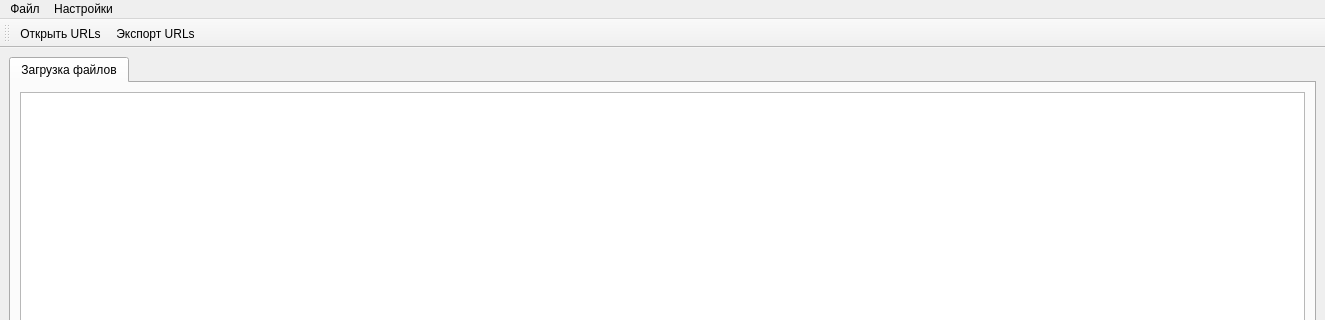
Above: mainwindow.ui from knvmbox/file-uploader before the change; both pictures show x 0 to 1325 and y 0 to 320 of the 1325 by 850 pixel window. Below: the same form after it.
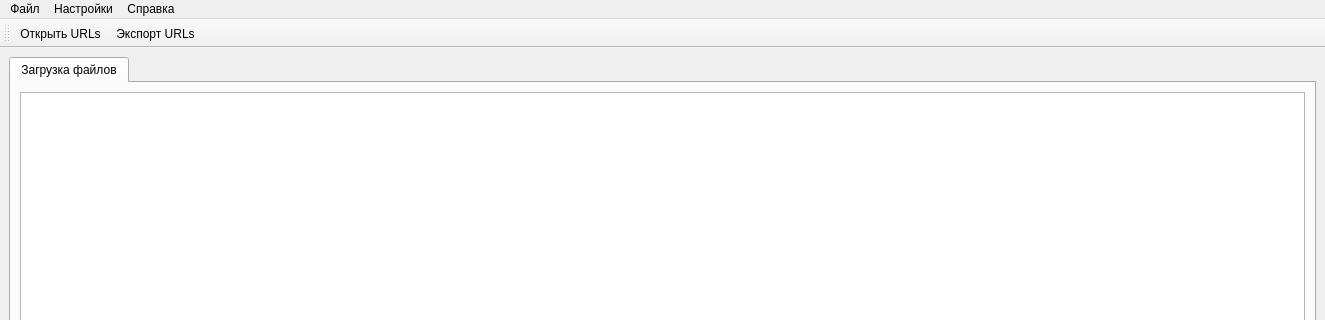
That is the form after the change. Icons and pictures are not drawn.

Commit message: добавил диалог о программе

```diff
--- a/mainwindow.ui
+++ b/mainwindow.ui
@@ -116,8 +116,15 @@
     </property>
     <addaction name="paramsAction"/>
    </widget>
+   <widget class="QMenu" name="menu_2">
+    <property name="title">
+     <string>Справка</string>
+    </property>
+    <addaction name="aboutAction"/>
+   </widget>
    <addaction name="menuFile"/>
    <addaction name="menu"/>
+   <addaction name="menu_2"/>
   </widget>
   <widget class="QStatusBar" name="statusbar"/>
   <widget class="QToolBar" name="toolBar">
```
Left out of the diff: 5 changed lines with no effect on the pictures. The commit also changes 2 other files.
